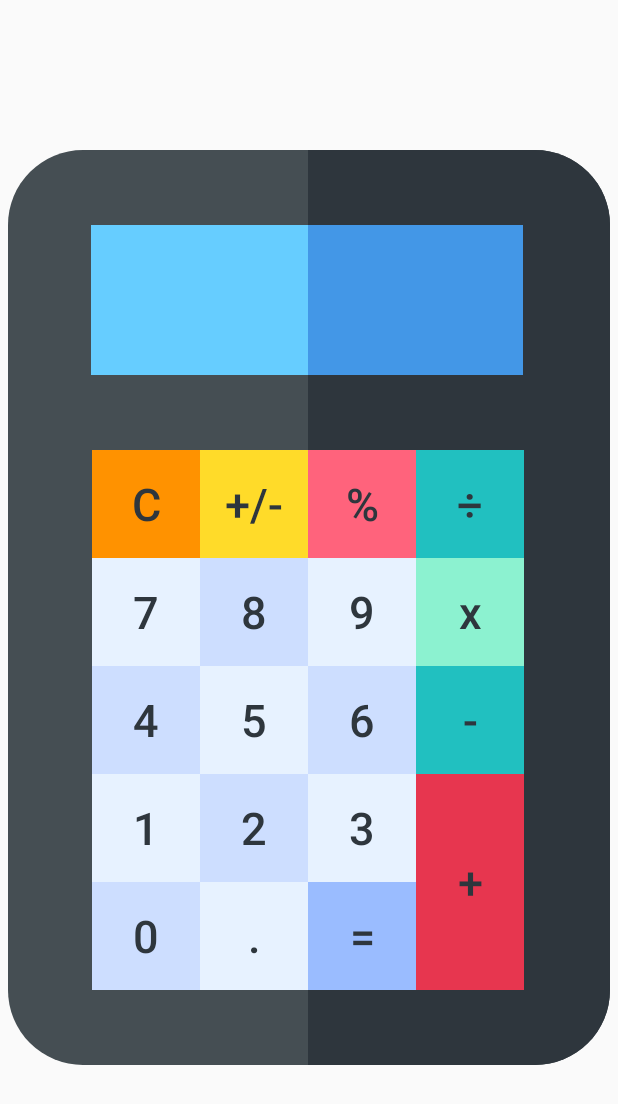
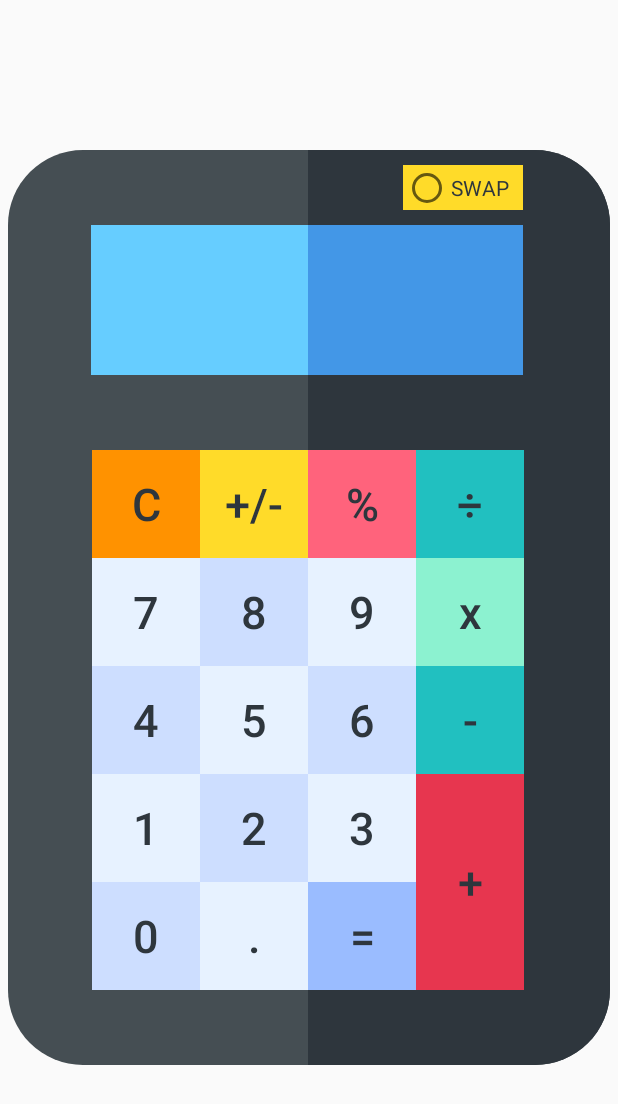
Before and after one commit to inFlem/calculator, an Android app: the screen it shows after launch (MainActivity), after a tap on an icon or button, on a phone screen of 412 x 824 dp. Shown: the top 1104 px of the screen. Run offline under Robolectric (Android 15) with nearby library versions, the phone set to English and light mode, and no system bars.

Commit message:
Не доделанное дз 5

```diff
--- a/app/src/main/java/com/example/lesson2/CalculatorLogic.java
+++ b/app/src/main/java/com/example/lesson2/CalculatorLogic.java
@@ -1,12 +1,15 @@
 package com.example.lesson2;
 
-public class CalculatorLogic {
+import android.os.Parcel;
+import android.os.Parcelable;
+
+public class CalculatorLogic implements Parcelable {
 
     private int firstArg;
 
     private State state;
 
-    private int actionUserSelected;
+//    private int actionUserSelected;
 
     private Operation operation = null;
 
@@ -21,6 +24,36 @@ public class CalculatorLogic {
 
     public CalculatorLogic() {
         state = State.firstState;
+    }
+
+    protected CalculatorLogic(Parcel in) {
+        firstArg = in.readInt();
+    }
+
+    @Override
+    public void writeToParcel(Parcel dest, int flags) {
+        dest.writeInt(firstArg);
+    }
+
+    @Override
+    public int describeContents() {
+        return 0;
+    }
+
+    public static final Creator<CalculatorLogic> CREATOR = new Creator<CalculatorLogic>() {
+        @Override
+        public CalculatorLogic createFromParcel(Parcel in) {
+            return new CalculatorLogic(in);
+        }
+
+        @Override
+        public CalculatorLogic[] newArray(int size) {
+            return new CalculatorLogic[size];
+        }
+    };
+
+    protected Operation getOperation(){
+        return operation;
     }
 
     public void reactionClickButtonNumbers(int number){
@@ -124,8 +157,6 @@ public class CalculatorLogic {
         return stock.toString();
     }
 
-
-
     public void clear() {
         state = State.firstState;
         stock.setLength(0);
--- a/app/src/main/res/layout/activity_main.xml
+++ b/app/src/main/res/layout/activity_main.xml
@@ -10,6 +10,17 @@
     android:layout_marginEnd="@dimen/background_marginStartEnd"
     android:layout_marginTop="@dimen/background_marginTop"
     android:paddingBottom="@dimen/background_paddingBottom">
+
+    <RadioButton
+        android:id="@+id/SWAP"
+        android:layout_marginStart="263dp"
+        android:layout_marginTop="10dp"
+        android:layout_width="80dp"
+        android:layout_height="30dp"
+        android:background="@color/yellow"
+        android:text="@string/swap"
+        android:textColor="@color/gray" >
+    </RadioButton>
 
     <LinearLayout
         android:layout_width="@dimen/linearLayout_layout_width"
--- a/app/src/main/res/values/strings.xml
+++ b/app/src/main/res/values/strings.xml
@@ -19,4 +19,5 @@
     <string name="point">.</string>
     <string name="equally">=</string>
     <string name="plus">+</string>
+    <string name="swap">SWAP</string>
 </resources>
```
Also changed, not shown: app/src/main/java/com/example/lesson2/MainActivity.java (+21 -1 lines), app/src/main/java/com/example/lesson2/SettingsActivity.java (added, +20 -0 lines), app/src/main/res/values/themes.xml (+7 -0 lines).
